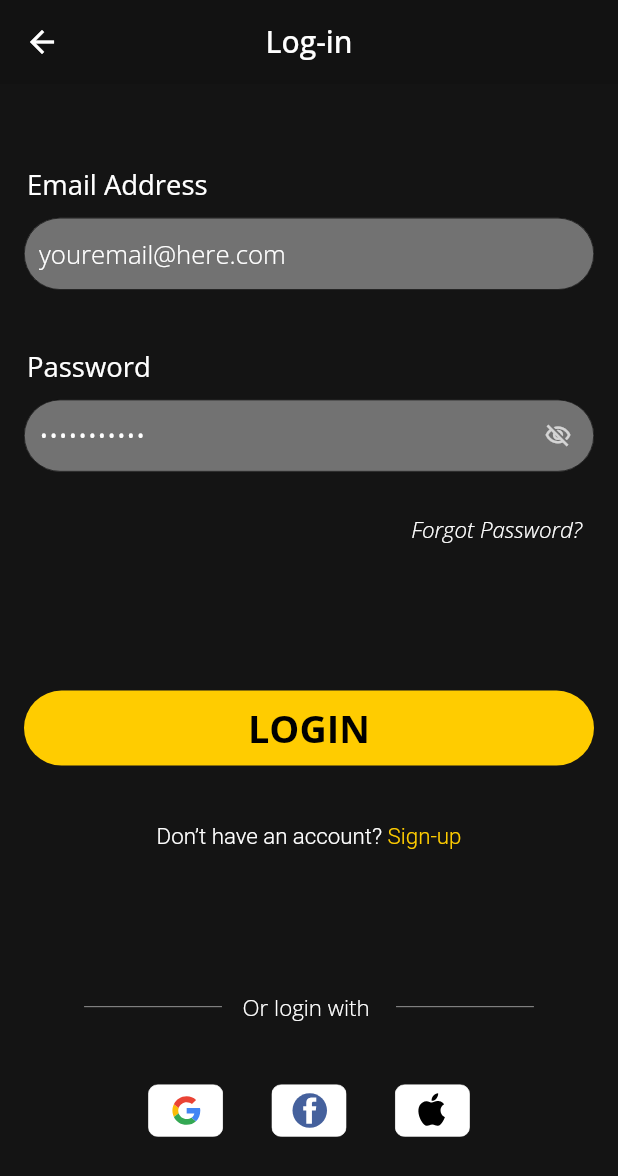
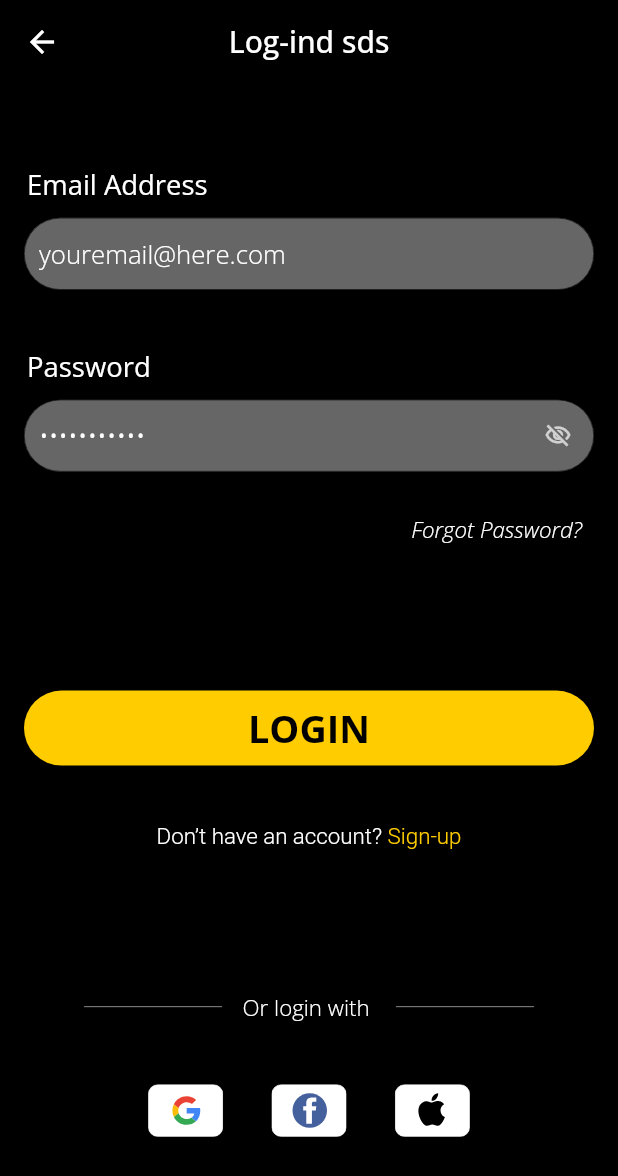
Before and after one commit to avocadolemon/avocado_lemon_cake, a Flutter app: the screen it shows after launch, after a tap on "Login", on a phone screen of 412 x 824 dp. Shown: the top 1176 px of the screen. Run offline on Flutter 3.47's test engine with Material 2 defaults, Android fonts, the phone set to English and light mode, and no system bars; our stand-ins replace flutter_screenutil, flutter_svg.

Commit message:
coloring fixed

```diff
--- a/lib/auth/login.dart
+++ b/lib/auth/login.dart
@@ -22,7 +22,7 @@ class _LoginScreenState extends State<LoginScreen> {
   Widget build(BuildContext context) {
     return Scaffold(
       appBar: AppBar(
-        title: const Text('Log-in'),
+        title: const Text('Log-ind sds'),
       ),
       body: SingleChildScrollView(
         child: Padding(
--- a/lib/function/provider/theme_provider.dart
+++ b/lib/function/provider/theme_provider.dart
@@ -14,11 +14,12 @@ class ThemeProvider extends ChangeNotifier {
 class MyThemes {
   static final darkTheme = ThemeData(
     fontFamily: 'OpenSans',
-    scaffoldBackgroundColor: const Color(0xff141414),
+    scaffoldBackgroundColor: Colors.black,
     colorScheme: const ColorScheme.dark(),
     appBarTheme: const AppBarTheme(
       elevation: 0,
       centerTitle: true,
+      color: Color.fromARGB(255, 0, 0, 0),
     ),
   );
 
--- a/lib/main.dart
+++ b/lib/main.dart
@@ -4,7 +4,10 @@ import 'package:provider/provider.dart';
 import 'function/provider/theme_provider.dart';
 import 'routes/app_routes.dart';
 
-void main() {
+Future<void> main() async {
+  // WidgetsFlutterBinding.ensureInitialized();
+  // await Firebase.initializeApp();
+  // await FirebaseCrashlytics.instance.setCrashlyticsCollectionEnabled(false);
   runApp(const MyApp());
 }
 
--- a/pubspec.yaml
+++ b/pubspec.yaml
@@ -30,7 +30,6 @@ dependencies:
   cloud_firestore: ^2.5.0
   firebase_storage: ^10.0.3
   firebase_crashlytics: ^2.2.1
-  firebase_messaging: ^10.0.6
 
 dev_dependencies:
   flutter_lints: ^1.0.0
```
Also changed, not shown: pubspec.lock, 1 other file.
